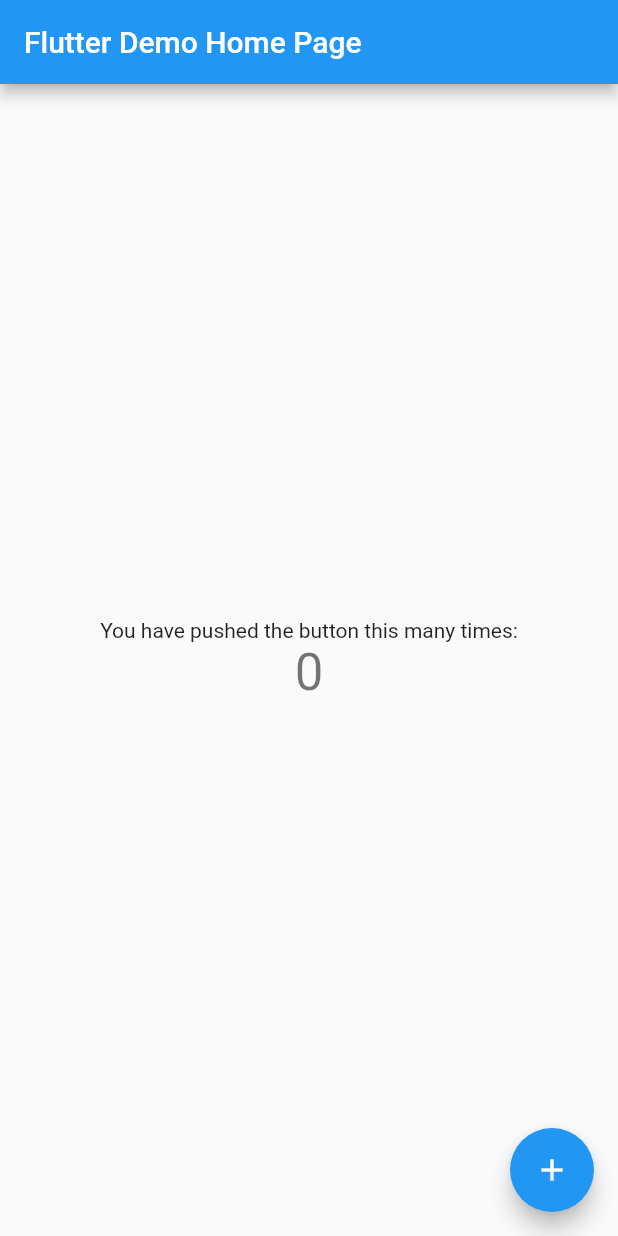
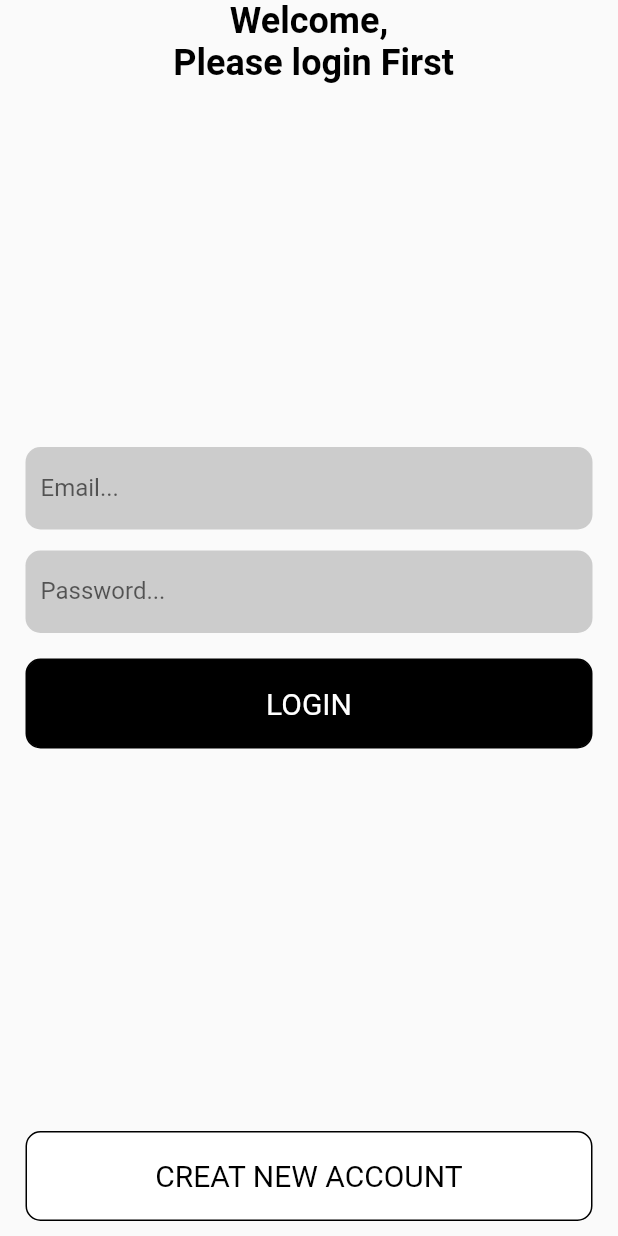
Before and after one commit to ZahangirAlamJP/flutter_example, a Flutter app: the screen it shows after launch, on a phone screen of 412 x 824 dp. Run offline on Flutter 3.47's test engine with Material 2 defaults, Android fonts, the phone set to English and light mode, and no system bars; our stand-ins replace firebase_core; accounts and stored records are empty.

Commit message:
LogIn & SignUp UI Desing * Const

```diff
--- a/lib/main.dart
+++ b/lib/main.dart
@@ -1,9 +1,12 @@
 import 'package:firebase_core/firebase_core.dart';
 import 'package:flutter/material.dart';
+import 'package:flutter/services.dart';
+import 'package:flutter_example/screen/login_screen.dart';
 
 void main() async {
   WidgetsFlutterBinding.ensureInitialized();
 await Firebase.initializeApp();
+SystemChrome.setSystemUIOverlayStyle(const SystemUiOverlayStyle(statusBarColor: Colors.transparent));
   runApp(const MyApp());
 }
 
@@ -13,89 +16,14 @@ class MyApp extends StatelessWidget {
   @override
   Widget build(BuildContext context) {
     return MaterialApp(
-      title: 'Flutter Demo',
+      debugShowCheckedModeBanner: false,
+      title: 'ECO BUY',
       theme: ThemeData(
+
         primarySwatch: Colors.blue,
+        backgroundColor: Colors.white,
       ),
-      home: const MyHomePage(title: 'Flutter Demo Home Page'),
+      home: LoginScreen(),
     );
   }
 }
-
-class MyHomePage extends StatefulWidget {
-  const MyHomePage({Key? key, required this.title}) : super(key: key);
-
-  final String title;
-
-  @override
-  State<MyHomePage> createState() => _MyHomePageState();
-}
-
-class _MyHomePageState extends State<MyHomePage> {
-  int _counter = 0;
-
-  void _incrementCounter() {
-    setState(() {
-      // This call to setState tells the Flutter framework that something has
-      // changed in this State, which causes it to rerun the build method below
-      // so that the display can reflect the updated values. If we changed
-      // _counter without calling setState(), then the build method would not be
-      // called again, and so nothing would appear to happen.
-      _counter++;
-    });
-  }
-
-  @override
-  Widget build(BuildContext context) {
-    // This method is rerun every time setState is called, for instance as done
-    // by the _incrementCounter method above.
-    //
-    // The Flutter framework has been optimized to make rerunning build methods
-    // fast, so that you can just rebuild anything that needs updating rather
-    // than having to individually change instances of widgets.
-    return Scaffold(
-      appBar: AppBar(
-        // Here we take the value from the MyHomePage object that was created by
-        // the App.build method, and use it to set our appbar title.
-        title: Text(widget.title),
-      ),
-      body: Center(
-        // Center is a layout widget. It takes a single child and positions it
-        // in the middle of the parent.
-        child: Column(
-          // Column is also a layout widget. It takes a list of children and
-          // arranges them vertically. By default, it sizes itself to fit its
-          // children horizontally, and tries to be as tall as its parent.
-          //
-          // Invoke "debug painting" (press "p" in the console, choose the
-          // "Toggle Debug Paint" action from the Flutter Inspector in Android
-          // Studio, or the "Toggle Debug Paint" command in Visual Studio Code)
-          // to see the wireframe for each widget.
-          //
-          // Column has various properties to control how it sizes itself and
-          // how it positions its children. Here we use mainAxisAlignment to
-          // center the children vertically; the main axis here is the vertical
-          // axis because Columns are vertical (the cross axis would be
-          // horizontal).
-          mainAxisAlignment: MainAxisAlignment.center,
-          children: <Widget>[
-            const Text(
-              'You have pushed the button this many times:',
-            ),
-            Text(
-              '$_counter',
-              style: Theme.of(context).textTheme.headline4,
-            ),
-          ],
-        ),
-      ),
-      floatingActionButton: FloatingActionButton(
-        onPressed: _incrementCounter,
-        tooltip: 'Increment',
-        child: const Icon(Icons.add),
-      ), // This trailing comma makes auto-formatting nicer for build methods.
-    );
-  }
-}
-
-//sahulat bazar https://play.google.com/store/apps/details?id=com.aryservices.sahulatbazar
--- /dev/null
+++ b/lib/screen/login_screen.dart
@@ -0,0 +1,46 @@
+import 'package:flutter/material.dart';
+import 'package:flutter_example/screen/signup_screen.dart';
+import 'package:flutter_example/utils/styles.dart';
+import 'package:flutter_example/widgets/ecoTextField.dart';
+import 'package:flutter_example/widgets/eco_button.dart';
+
+class LoginScreen extends StatelessWidget {
+  const LoginScreen({ Key? key }) : super(key: key);
+
+  @override
+  Widget build(BuildContext context) {
+    return Scaffold(
+      body: SafeArea(
+        child: Container(
+          width: double.infinity,
+          child: Column(
+            mainAxisAlignment: MainAxisAlignment.spaceBetween,
+            children: [
+            Text("Welcome,\n Please login First",textAlign: TextAlign.center,style: EcoStyle.boldStyle,),
+            Column(
+              children: [
+                Form(child: Column(children: [
+                  EcoTextField(hintText: "Email...",),
+                  EcoTextField(hintText: "Password...",),
+                  EcoButton(title: "LOGIN",
+                  isLoginButtom: true,),
+
+                ],),
+
+
+                ),
+
+              ],
+            ),
+            EcoButton(title: "CREAT NEW ACCOUNT",
+            onPress: (){
+              Navigator.push(context, MaterialPageRoute(builder: (_)=>LogUpScreen()));
+            },
+                    isLoginButtom: false,),
+          ],
+          ),
+          ),
+      ),
+    );
+  }
+}
--- /dev/null
+++ b/lib/screen/signup_screen.dart
@@ -0,0 +1,47 @@
+import 'package:flutter/material.dart';
+import 'package:flutter_example/screen/login_screen.dart';
+import 'package:flutter_example/utils/styles.dart';
+import 'package:flutter_example/widgets/ecoTextField.dart';
+import 'package:flutter_example/widgets/eco_button.dart';
+
+class LogUpScreen extends StatelessWidget {
+  const LogUpScreen({ Key? key }) : super(key: key);
+
+  @override
+  Widget build(BuildContext context) {
+    return Scaffold(
+      body: SafeArea(
+        child: Container(
+          width: double.infinity,
+          child: Column(
+            mainAxisAlignment: MainAxisAlignment.spaceBetween,
+            children: [
+            Text("Welcome,\n Please Creat Your Account",textAlign: TextAlign.center,style: EcoStyle.boldStyle,),
+            Column(
+              children: [
+                Form(child: Column(children: [
+                  EcoTextField(hintText: "Email...",),
+                  EcoTextField(hintText: "Password...",),
+                  EcoButton(title: "SIGNUP",
+                  isLoginButtom: true,),
+
+                ],),
+
+
+                ),
+
+              ],
+            ),
+            EcoButton(title: "BACK TO LOGIN",
+            onPress: () {
+                            Navigator.push(context, MaterialPageRoute(builder: (_)=>LoginScreen()));
+
+            },
+                    isLoginButtom: false,),
+          ],
+          ),
+          ),
+      ),
+    );
+  }
+}
--- /dev/null
+++ b/lib/utils/styles.dart
@@ -0,0 +1,6 @@
+import 'package:flutter/cupertino.dart';
+import 'package:flutter/material.dart';
+
+class EcoStyle {
+  static const boldStyle = TextStyle(fontSize: 24, fontWeight:FontWeight.bold,color: Colors.black);
+}
--- /dev/null
+++ b/lib/widgets/ecoTextField.dart
@@ -0,0 +1,26 @@
+import 'package:flutter/material.dart';
+
+class EcoTextField extends StatelessWidget {
+String? hintText;
+EcoTextField({this.hintText});
+
+  @override
+  Widget build(BuildContext context) {
+    return Container(
+      margin: const EdgeInsets.symmetric(horizontal: 17,vertical: 7),
+      decoration: BoxDecoration(
+        color: Colors.grey.withOpacity(0.5),
+        borderRadius: BorderRadius.circular(10),
+      ),
+
+      child: TextFormField(
+        decoration: InputDecoration(
+          border: InputBorder.none,
+        //  labelText: "Enter Email",
+        labelText: hintText ?? "hint Text",
+          contentPadding: EdgeInsets.all(10),
+        ),
+      ),
+    );
+  }
+}
--- /dev/null
+++ b/lib/widgets/eco_button.dart
@@ -0,0 +1,33 @@
+import 'package:flutter/material.dart';
+
+class EcoButton extends StatelessWidget {
+String? title;
+bool? isLoginButtom;
+VoidCallback? onPress;
+EcoButton({this.title, this.isLoginButtom = false,this.onPress});
+
+  @override
+  Widget build(BuildContext context) {
+    return GestureDetector(
+      onTap: onPress,
+      child: Container(
+        child: Container(
+          height: 60,
+
+    margin: const EdgeInsets.symmetric(horizontal: 17,vertical: 10),
+     width: double.infinity,
+          decoration: BoxDecoration(
+            color: isLoginButtom==false?Colors.white:Colors.black,
+              borderRadius: BorderRadius.circular(10),
+            border: Border.all(
+              color: isLoginButtom==false?Colors.black:Colors.black),
+
+          ),
+          child: Center(child: Text(title ?? "button",
+          style: TextStyle(
+            fontSize: 20, color: isLoginButtom==false?Colors.black:Colors.white),)),
+        ),
+      ),
+    );
+  }
+}
```
